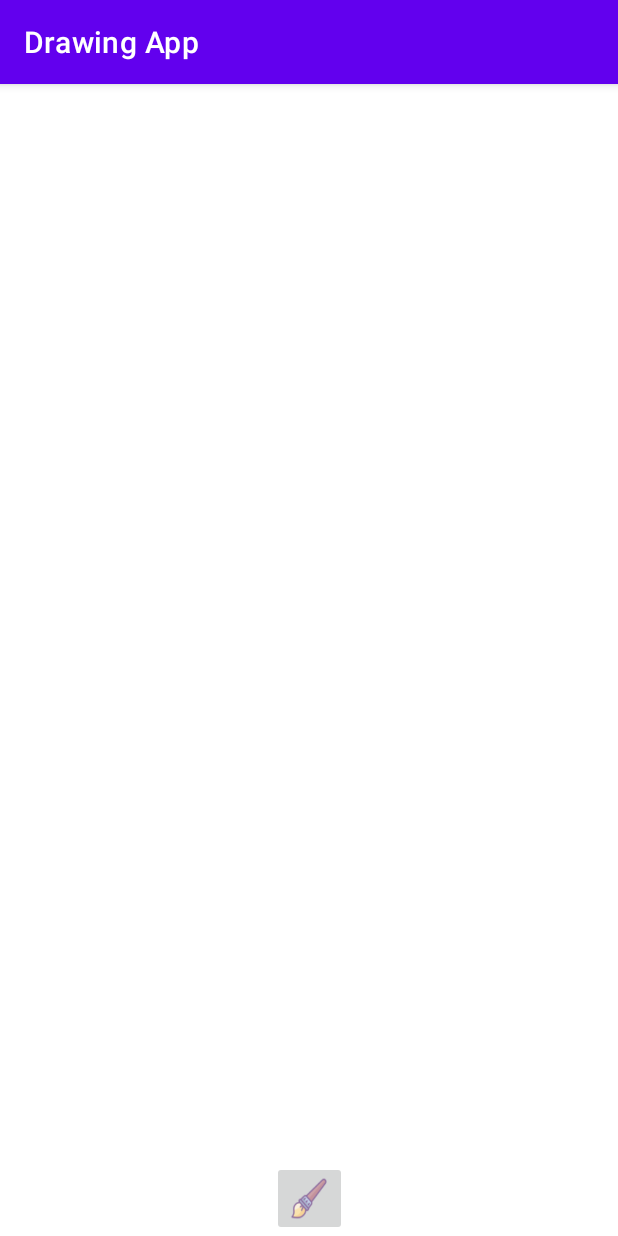
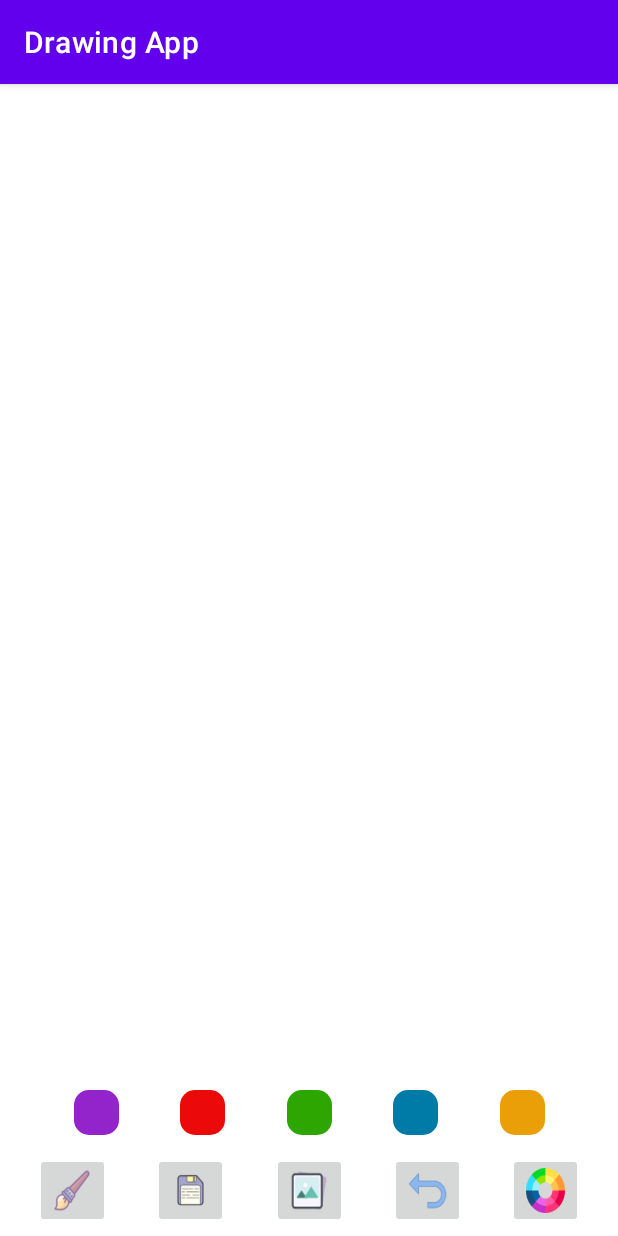
Before and after one commit to Nokheenig/Android_Kotlin_Drawing_App, an Android app: the screen it shows after launch (MainActivity), on a phone screen of 412 x 824 dp. Run offline under Robolectric (Android 15) with nearby library versions, the phone set to English and light mode, and no system bars.

Commit message:
145. Added buttons to the Main activity for save, undo, gallery and color picker

```diff
--- /dev/null
+++ b/app/src/main/res/drawable-v24/blue_bg.xml
@@ -0,0 +1,21 @@
+<?xml version="1.0" encoding="utf-8"?>
+<selector xmlns:android="http://schemas.android.com/apk/res/android">
+    <item android:state_focused="true" android:state_pressed="true">
+        <shape android:shape="rectangle">
+            <solid android:color="@android:color/holo_blue_light" />
+            <corners android:radius="10dp"/>
+        </shape>
+    </item>
+    <item android:state_focused="false" android:state_pressed="true">
+        <shape android:shape="rectangle">
+            <solid android:color="#007BA8" />
+            <corners android:radius="10dp"/>
+        </shape>
+    </item>
+    <item android:state_focused="false" android:state_pressed="false">
+        <shape android:shape="rectangle">
+            <solid android:color="#007BA8" />
+            <corners android:radius="10dp"/>
+        </shape>
+    </item>
+</selector>
--- /dev/null
+++ b/app/src/main/res/drawable-v24/green_bg.xml
@@ -0,0 +1,21 @@
+<?xml version="1.0" encoding="utf-8"?>
+<selector xmlns:android="http://schemas.android.com/apk/res/android">
+    <item android:state_focused="true" android:state_pressed="true">
+        <shape android:shape="rectangle">
+            <solid android:color="@android:color/holo_green_light" />
+            <corners android:radius="10dp"/>
+        </shape>
+    </item>
+    <item android:state_focused="false" android:state_pressed="true">
+        <shape android:shape="rectangle">
+            <solid android:color="#2EA602" />
+            <corners android:radius="10dp"/>
+        </shape>
+    </item>
+    <item android:state_focused="false" android:state_pressed="false">
+        <shape android:shape="rectangle">
+            <solid android:color="#2EA602" />
+            <corners android:radius="10dp"/>
+        </shape>
+    </item>
+</selector>
--- /dev/null
+++ b/app/src/main/res/drawable-v24/orange_bg.xml
@@ -0,0 +1,21 @@
+<?xml version="1.0" encoding="utf-8"?>
+<selector xmlns:android="http://schemas.android.com/apk/res/android">
+    <item android:state_focused="true" android:state_pressed="true">
+        <shape android:shape="rectangle">
+            <solid android:color="@android:color/holo_orange_light" />
+            <corners android:radius="10dp"/>
+        </shape>
+    </item>
+    <item android:state_focused="false" android:state_pressed="true">
+        <shape android:shape="rectangle">
+            <solid android:color="#EA9E07" />
+            <corners android:radius="10dp"/>
+        </shape>
+    </item>
+    <item android:state_focused="false" android:state_pressed="false">
+        <shape android:shape="rectangle">
+            <solid android:color="#EA9E07" />
+            <corners android:radius="10dp"/>
+        </shape>
+    </item>
+</selector>
--- /dev/null
+++ b/app/src/main/res/drawable-v24/red_bg.xml
@@ -0,0 +1,21 @@
+<?xml version="1.0" encoding="utf-8"?>
+<selector xmlns:android="http://schemas.android.com/apk/res/android">
+    <item android:state_focused="true" android:state_pressed="true">
+        <shape android:shape="rectangle">
+            <solid android:color="@android:color/holo_red_light" />
+            <corners android:radius="10dp"/>
+        </shape>
+    </item>
+    <item android:state_focused="false" android:state_pressed="true">
+        <shape android:shape="rectangle">
+            <solid android:color="#EC0909" />
+            <corners android:radius="10dp"/>
+        </shape>
+    </item>
+    <item android:state_focused="false" android:state_pressed="false">
+        <shape android:shape="rectangle">
+            <solid android:color="#EC0909" />
+            <corners android:radius="10dp"/>
+        </shape>
+    </item>
+</selector>
--- /dev/null
+++ b/app/src/main/res/drawable/purple_bg.xml
@@ -0,0 +1,21 @@
+<?xml version="1.0" encoding="utf-8"?>
+<selector xmlns:android="http://schemas.android.com/apk/res/android">
+    <item android:state_focused="true" android:state_pressed="true">
+        <shape android:shape="rectangle">
+            <solid android:color="@android:color/holo_purple" />
+            <corners android:radius="10dp"/>
+        </shape>
+    </item>
+    <item android:state_focused="false" android:state_pressed="true">
+        <shape android:shape="rectangle">
+            <solid android:color="#9323CA" />
+            <corners android:radius="10dp"/>
+        </shape>
+    </item>
+    <item android:state_focused="false" android:state_pressed="false">
+        <shape android:shape="rectangle">
+            <solid android:color="#9323CA" />
+            <corners android:radius="10dp"/>
+        </shape>
+    </item>
+</selector>
--- a/app/src/main/res/layout/activity_main.xml
+++ b/app/src/main/res/layout/activity_main.xml
@@ -8,21 +8,138 @@
 
     <com.mydomain.drawingapp.DrawingView
         android:id="@+id/drawing_view"
-        android:layout_width="0dp"
-        android:layout_height="0dp"
+        android:layout_width="match_parent"
+        android:layout_height="wrap_content"
+        app:layout_constraintLeft_toLeftOf="parent"
+        app:layout_constraintRight_toRightOf="parent"
+        app:layout_constraintBottom_toTopOf="@+id/constraint_l"/>
+
+    <androidx.constraintlayout.widget.ConstraintLayout
+        android:id="@+id/constraint_l2"
+        android:layout_width="match_parent"
+        android:layout_height="wrap_content"
+        android:padding="10dp"
+        app:layout_constraintStart_toStartOf="parent"
+        app:layout_constraintEnd_toEndOf="parent"
+        app:layout_constraintBottom_toTopOf="@+id/constraint_l">
+
+        <androidx.appcompat.widget.AppCompatImageButton
+            android:id="@+id/purple_button"
+            android:layout_width="30dp"
+            android:layout_height="30dp"
+            android:layout_margin="2dp"
+            android:background="@drawable/purple_bg"
             app:layout_constraintBottom_toBottomOf="parent"
+            app:layout_constraintStart_toStartOf="parent"
+            app:layout_constraintEnd_toStartOf="@id/red_button"/>
+
+        <androidx.appcompat.widget.AppCompatImageButton
+            android:id="@+id/red_button"
+            android:layout_width="30dp"
+            android:layout_height="30dp"
+            android:layout_margin="2dp"
+            android:background="@drawable/red_bg"
+            app:layout_constraintBottom_toBottomOf="parent"
+            app:layout_constraintStart_toEndOf="@id/purple_button"
+            app:layout_constraintEnd_toStartOf="@id/green_button"/>
+
+        <androidx.appcompat.widget.AppCompatImageButton
+            android:id="@+id/green_button"
+            android:layout_width="30dp"
+            android:layout_height="30dp"
+            android:layout_margin="2dp"
+            android:background="@drawable/green_bg"
+            app:layout_constraintBottom_toBottomOf="parent"
+            app:layout_constraintStart_toEndOf="@id/red_button"
+            app:layout_constraintEnd_toStartOf="@id/blue_button"/>
+
+        <androidx.appcompat.widget.AppCompatImageButton
+            android:id="@+id/blue_button"
+            android:layout_width="30dp"
+            android:layout_height="30dp"
+            android:layout_margin="2dp"
+            android:background="@drawable/blue_bg"
+            app:layout_constraintBottom_toBottomOf="parent"
+            app:layout_constraintStart_toEndOf="@id/green_button"
+            app:layout_constraintEnd_toStartOf="@id/orange_button"/>
+
+        <androidx.appcompat.widget.AppCompatImageButton
+            android:id="@+id/orange_button"
+            android:layout_width="30dp"
+            android:layout_height="30dp"
+            android:layout_margin="2dp"
+            android:background="@drawable/orange_bg"
+            app:layout_constraintBottom_toBottomOf="parent"
+            app:layout_constraintStart_toEndOf="@id/blue_button"
+            app:layout_constraintEnd_toEndOf="parent"/>
+
+
+    </androidx.constraintlayout.widget.ConstraintLayout>
+
+    <androidx.constraintlayout.widget.ConstraintLayout
+        android:id="@+id/constraint_l"
+        android:layout_width="match_parent"
+        android:layout_height="wrap_content"
         app:layout_constraintEnd_toEndOf="parent"
         app:layout_constraintStart_toStartOf="parent"
-        app:layout_constraintTop_toTopOf="parent" />
+        app:layout_constraintBottom_toBottomOf="parent">
 
         <androidx.appcompat.widget.AppCompatImageButton
             android:id="@+id/brush_button"
             android:layout_width="50dp"
             android:layout_height="50dp"
+            android:layout_margin="5dp"
+            android:scaleType="fitXY"
             android:src="@drawable/ic_brush"
-        app:layout_constraintBottom_toBottomOf="@id/drawing_view"
+            app:layout_constraintBottom_toBottomOf="parent"
             app:layout_constraintStart_toStartOf="parent"
+            app:layout_constraintEnd_toStartOf="@+id/save_button"
+            />
+        <androidx.appcompat.widget.AppCompatImageButton
+            android:id="@+id/save_button"
+            android:layout_width="50dp"
+            android:layout_height="50dp"
+            android:layout_margin="5dp"
+            android:scaleType="fitXY"
+            android:src="@drawable/ic_save"
+            app:layout_constraintBottom_toBottomOf="parent"
+            app:layout_constraintEnd_toStartOf="@id/gallery_button"
+            app:layout_constraintStart_toEndOf="@+id/brush_button"
+            />
+        <androidx.appcompat.widget.AppCompatImageButton
+            android:id="@+id/gallery_button"
+            android:layout_width="50dp"
+            android:layout_height="50dp"
+            android:layout_margin="5dp"
+            android:scaleType="fitXY"
+            android:src="@drawable/ic_gallery"
+            app:layout_constraintBottom_toBottomOf="parent"
+            app:layout_constraintEnd_toStartOf="@id/undo_button"
+            app:layout_constraintStart_toEndOf="@id/save_button"
+            />
+        <androidx.appcompat.widget.AppCompatImageButton
+            android:id="@+id/undo_button"
+            android:layout_width="50dp"
+            android:layout_height="50dp"
+            android:layout_margin="5dp"
+            android:scaleType="fitXY"
+            android:src="@drawable/ic_undo"
+            app:layout_constraintBottom_toBottomOf="parent"
+            app:layout_constraintEnd_toStartOf="@id/color_picker_button"
+            app:layout_constraintStart_toEndOf="@id/gallery_button"
+            />
+        <androidx.appcompat.widget.AppCompatImageButton
+            android:id="@+id/color_picker_button"
+            android:layout_width="50dp"
+            android:layout_height="50dp"
+            android:layout_margin="5dp"
+            android:scaleType="fitXY"
+            android:src="@drawable/ic_color_picker"
+            app:layout_constraintBottom_toBottomOf="parent"
+            app:layout_constraintStart_toEndOf="@id/undo_button"
             app:layout_constraintEnd_toEndOf="parent"
-        android:scaleType="fitXY"/>
+            />
 
     </androidx.constraintlayout.widget.ConstraintLayout>
+
+</androidx.constraintlayout.widget.ConstraintLayout>
```
Also changed, not shown: app/src/main/res/drawable-v24/ic_color_picker.png (added), app/src/main/res/drawable-v24/ic_gallery.png (added), app/src/main/res/drawable-v24/ic_save.png (added), app/src/main/res/drawable-v24/ic_undo.png (added). Lines whose indentation alone changed are shown as unchanged.
